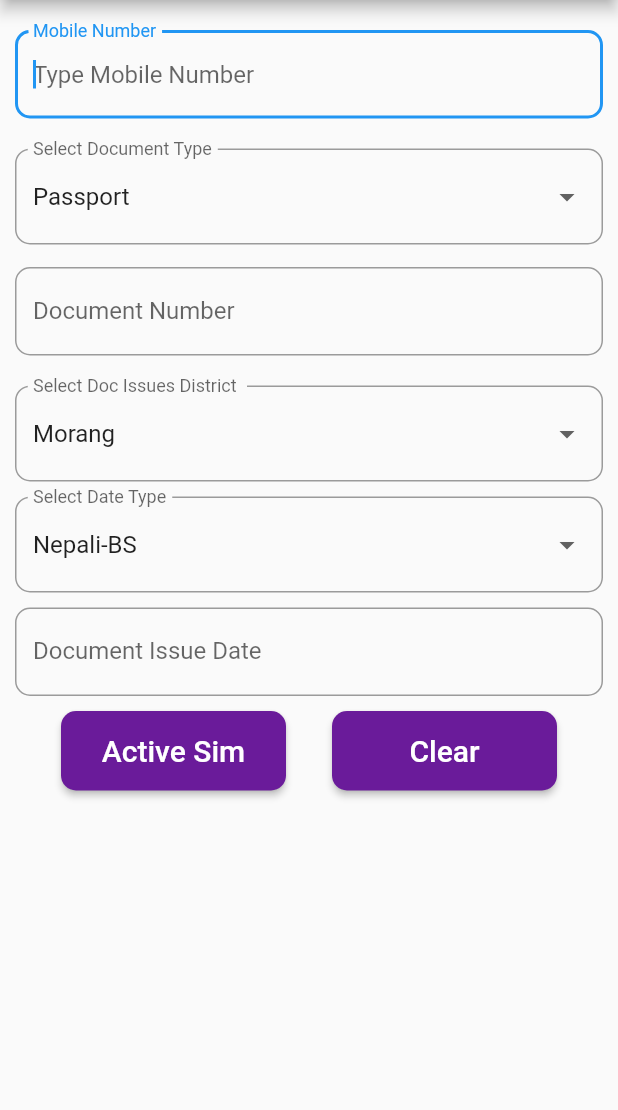
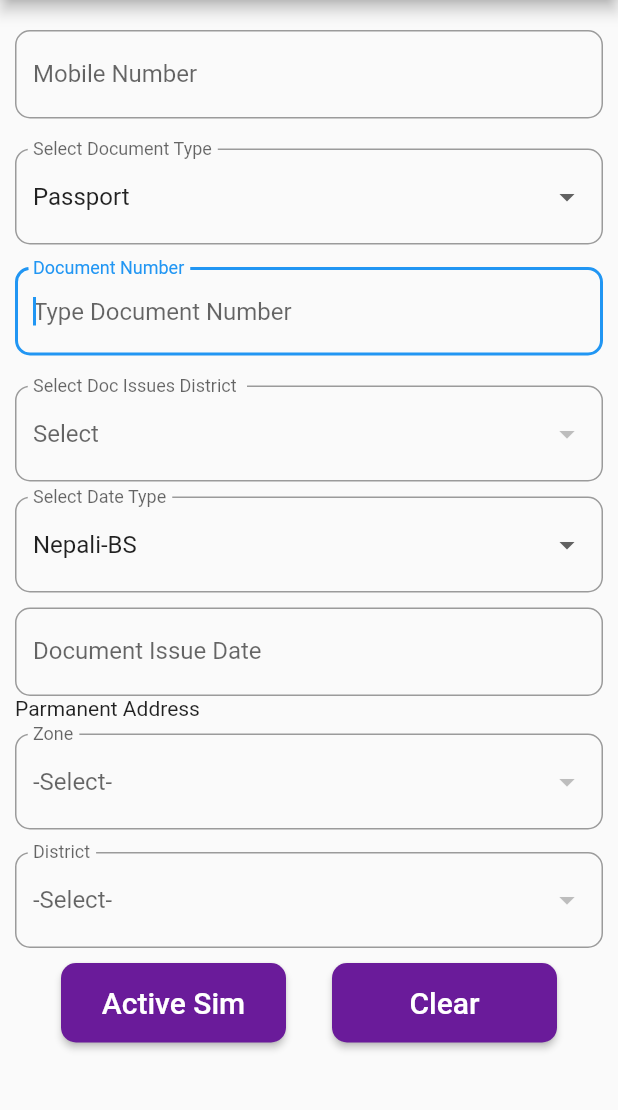
Before and after one commit to tulashiluniya/simactivator, a Flutter app: the screen it shows after launch, on a phone screen of 412 x 824 dp, the part 84-1194 px from its top. Run offline on Flutter 3.47's test engine with Material 2 defaults, Android fonts, the phone set to English and light mode, and no system bars; missing offline and left inert: flutter_sms; statements that could not run were skipped.

Commit message:
Parmanent Address with Json Added

```diff
--- /dev/null
+++ b/json/address.json
@@ -0,0 +1,41 @@
+{
+    "zone":[
+        {
+            "id":1,
+            "name":"Mechi"
+        },
+
+        {
+            "id":2,
+            "name":"Koshi"
+        }
+
+    ],
+
+    "district":[
+        {
+            "id":1,
+            "zone_id":1,
+            "name":"Jhapa"
+        },
+
+        {
+            "id":2,
+            "zone_id":1,
+            "name":"Ilam"
+        },
+
+        {
+            "id":3,
+            "zone_id":2,
+            "name":"Morang"
+        },
+        {
+            "id":4,
+            "zone_id":2,
+            "name":"Sunsari"
+        }
+
+    ]
+
+}
--- /dev/null
+++ b/lib/DropDown_Model.dart
@@ -0,0 +1,60 @@
+
+class Localization {
+  final List <Zone> zone;
+  final List <District> district;
+
+  Localization({this.zone, this.district});
+
+  factory Localization.fromJson(Map<String, dynamic> json) {
+    return Localization(
+
+
+      zone: parseZone(json),
+      district: parseDistrict(json),
+
+    );
+  }
+
+
+  static List<Zone> parseZone(zoneJson) {
+    var zlist = zoneJson['zone'] as List;
+    List<Zone> zoneList =
+      zlist.map((data) => Zone.fromJson(data)).toList();
+    return zoneList;
+  }
+
+  static List<District> parseDistrict(districtJson) {
+    var dlist = districtJson['district'] as List;
+    List<District> districtList =
+        dlist.map((data) => District.fromJson(data)).toList();
+    return districtList;
+  }
+
+
+
+}
+
+class Zone {
+  final int id;
+  final String name;
+
+  Zone({this.id, this.name});
+
+  factory Zone.fromJson(Map<String, dynamic> parsedJson){
+    return Zone(id: parsedJson['id'], name: parsedJson['name']);
+  }
+
+}
+
+class District {
+  final int id;
+  final String name;
+  final int zoneId;
+
+  District({this.id, this.name, this.zoneId});
+
+  factory District.fromJson(Map<String, dynamic> parsedJson) {
+    return District(id: parsedJson['id'], name: parsedJson['name'],  zoneId: parsedJson['zone_id']);
+  }
+
+}
--- a/lib/SimActivation.dart
+++ b/lib/SimActivation.dart
@@ -1,6 +1,10 @@
+import 'dart:convert';
+
 import 'package:flutter/material.dart';
 import 'package:flutter/services.dart';
 import 'package:flutter_sms/flutter_sms.dart';
+
+import 'DropDown_Model.dart';
 
 class SimActivation extends StatefulWidget {
   SimActivation({Key key}) : super(key: key);
@@ -11,16 +15,35 @@ class SimActivation extends StatefulWidget {
 
 class _SimActivationState extends State<SimActivation> {
   final GlobalKey<FormState> _formKeyValue = new GlobalKey<FormState>();
+
+  List zoneList = List();
+  List districtList = List();
+  List tempList = List();
+  String _zone;
+  String _district;
+
+  Future<String> loadStatesProvincesFromFile() async {
+    return await rootBundle.loadString('json/address.json');
+  }
+
+  Future<String> _populateDropdown() async {
+    String getPlaces = await loadStatesProvincesFromFile();
+    final jsonResponse = json.decode(getPlaces);
+
+    Localization places = new Localization.fromJson(jsonResponse);
+
+    setState(() {
+      zoneList = places.zone;
+      districtList = places.district;
+    });
+  }
+
   //sms message and receiver number
-
-List<String> _phone=["9988"];
-
-
+  List<String> _phone = ["9988"];
 
   void _sendSMS(String _message, List<String> _phone) async {
     try {
-      String _result =
-          await sendSMS(message: _message, recipients: _phone);
+      String _result = await sendSMS(message: _message, recipients: _phone);
       setState(() => _message = _result);
     } catch (error) {
       setState(() => _message = error.toString());
@@ -34,23 +57,27 @@ void _sendSMS(String _message, List<String> _phone) async {
   //list of docs types
   var _docTypeList = ["Passport", "Citizenship", "License", "Voter ID"];
   var _currentSelectedDocType = "Passport";
-  var _docTypeValue="0";
+  var _docTypeValue = "0";
 
   //List of Issue District
-  var _issueDistrictList = ["Morang", "Jhapa"];
+
   var _currentSelectedIssueDistrict = "Morang";
 
   //List of date types
   var _issueDateTypeList = ["Nepali-BS", "English-AD"];
   var _currentSelectedIssueDateType = "Nepali-BS";
-  var _issueDateTypeValue="N";
-
+  var _issueDateTypeValue = "N";
 
   //for changing focus
   final FocusNode _numberFocus = FocusNode();
   final FocusNode _dateFocus = FocusNode();
 
   @override
+  void initState() {
+    super.initState();
+    this._populateDropdown();
+  }
+
   Widget build(BuildContext context) {
     return Form(
       key: _formKeyValue,
@@ -67,7 +94,7 @@ void _sendSMS(String _message, List<String> _phone) async {
                   hintText: "Type Mobile Number",
                   border: OutlineInputBorder(
                       borderRadius: BorderRadius.all(Radius.circular(10.0)))),
-              autofocus: true,
+
               keyboardType: TextInputType.number,
               inputFormatters: <TextInputFormatter>[
                 LengthLimitingTextInputFormatter(10),
@@ -94,28 +121,24 @@ void _sendSMS(String _message, List<String> _phone) async {
                   value: dropdownString, child: Text(dropdownString));
             }).toList(),
             onChanged: (String newValueSelected) {
-
               setState(() {
-
                 switch (newValueSelected) {
                   case "Passport":
-                      this._docTypeValue="0";
+                    this._docTypeValue = "0";
                     break;
 
                   case "Citizenship":
-                      this._docTypeValue="1";
+                    this._docTypeValue = "1";
                     break;
                   case "License":
-                      this._docTypeValue="2";
+                    this._docTypeValue = "2";
                     break;
                   case "Voter ID":
-                      this._docTypeValue="12";
+                    this._docTypeValue = "12";
                     break;
 
                   default:
                 }
-
-
 
                 this._currentSelectedDocType = newValueSelected;
               });
@@ -151,11 +174,13 @@ void _sendSMS(String _message, List<String> _phone) async {
           DropdownButtonFormField<String>(
             decoration: InputDecoration(
                 labelText: "Select Doc Issues District ",
+                hintText: "Select",
                 border: OutlineInputBorder(
                     borderRadius: BorderRadius.all(Radius.circular(10.0)))),
-            items: _issueDistrictList.map((String dropdownIssueDate) {
+            items: districtList.map((item) {
               return DropdownMenuItem<String>(
-                  value: dropdownIssueDate, child: Text(dropdownIssueDate));
+                  value: item.name,
+                  child: Text(item.name));
             }).toList(),
             onChanged: (String newValueSelected) {
               setState(() {
@@ -181,15 +206,13 @@ void _sendSMS(String _message, List<String> _phone) async {
               setState(() {
                 switch (newValueSelected) {
                   case "Nepali-BS":
-                    this._issueDateTypeValue="N";
+                    this._issueDateTypeValue = "N";
 
                     break;
                   case "English-AD":
-                    this._issueDateTypeValue="E";
+                    this._issueDateTypeValue = "E";
                     break;
                   default:
-
-
                 }
                 this._currentSelectedIssueDateType = newValueSelected;
               });
@@ -215,59 +238,75 @@ void _sendSMS(String _message, List<String> _phone) async {
             focusNode: _dateFocus,
           ),
 
-          /*
-          Text("Parmanent Address"),
+          SizedBox(
+            child: Text("Parmanent Address"),
+            height: 25.0,
+          ),
 
-          Row(
+          //Parmanent Address Drop down List
+
+          Column(
+
               mainAxisAlignment: MainAxisAlignment.spaceBetween,
               children: <Widget>[
-
                 //Dropdown Zone
                 DropdownButtonFormField(
+
                   decoration: InputDecoration(
+                    labelText: "Zone",
+                    hintText: "-Select-",
                       border: OutlineInputBorder(
-                    borderRadius: BorderRadius.all(Radius.circular(10.0)))
-                ),
-                  items: _docTypeList.map((String dropDownZone){
 
-                    return DropdownMenuItem<String>(
-                      value: dropDownZone,
-                      child: Text(dropDownZone)
+
+                          borderRadius: BorderRadius.all(Radius.circular(10.0)))),
+                  items: zoneList.map((item) {
+                    return DropdownMenuItem(
+                      child: Text(item.name),
+                      value: item.id.toString(),
                     );
+                  }).toList(),
 
-                  }).toList(), onChanged:  (String newValueSelected) {
+
+                  onChanged: (String newValueSelected) {
                     setState(() {
-                this._currentSelectedDocType = newValueSelected;
+                      _district = null;
+                      _zone= newValueSelected;
+                      tempList= districtList.where((x)=>x.zoneId.toString()==(_zone.toString())).toList();
+
+
                     });
                   },
-            value: _currentSelectedDocType,),
+                  value: _zone,
+                ),
+                SizedBox(
+                  height: 15.0,
+                ),
+
 
                DropdownButtonFormField(
                   decoration: InputDecoration(
+                    labelText: "District",
+                    hintText: "-Select-",
                       border: OutlineInputBorder(
-                    borderRadius: BorderRadius.all(Radius.circular(10.0)))
-                ),
-                  items: _docTypeList.map((String dropDownDistrict){
+                          borderRadius: BorderRadius.all(Radius.circular(10.0)))),
 
+
+                  items: tempList.map((item) {
                     return DropdownMenuItem<String>(
-                      value: dropDownDistrict,
-                      child: Text(dropDownDistrict),
-
+                      value: item.id.toString(),
+                      child: Text(item.name),
                     );
-
-                  }).toList()
-
-                  , onChanged:  (String newValueSelected) {
+                  }).toList(),
+                  onChanged: (String newValueSelected) {
                     setState(() {
-                this._currentSelectedDocType = newValueSelected;
+                      this._district = newValueSelected;
                     });
                   },
-            value: _currentSelectedDocType,
+                  value: _district,
                 )
+              ],
 
-            ],
-          )
-           */
+          ),
 
           SizedBox(height: 10.0),
 
@@ -287,14 +326,22 @@ void _sendSMS(String _message, List<String> _phone) async {
                       decoration: BoxDecoration(),
                       child: Text("Active Sim", style: TextStyle(fontSize: 20)),
                     ),
-                  onPressed: (){_sendSMS(numberControll.text+"*"+_docTypeValue+"*"+docNumberControll.text+"*"+_currentSelectedIssueDistrict+"*"+dateControll.text+"*"+_issueDateTypeValue+"*", _phone);
-                  }
-
-
-
-
-
-                ),
+                    onPressed: () {
+                      _sendSMS(
+                          numberControll.text +
+                              "*" +
+                              _docTypeValue +
+                              "*" +
+                              docNumberControll.text +
+                              "*" +
+                              _currentSelectedIssueDistrict +
+                              "*" +
+                              dateControll.text +
+                              "*" +
+                              _issueDateTypeValue +
+                              "*",
+                          _phone);
+                    }),
               ),
               SizedBox(
                 width: 150.0,
--- a/pubspec.yaml
+++ b/pubspec.yaml
@@ -26,6 +26,7 @@ dependencies:
   # Use with the CupertinoIcons class for iOS style icons.
   cupertino_icons: ^0.1.2
   flutter_sms: ^2.0.0+2
+  http: ^0.12.0+2
 
 dev_dependencies:
   flutter_test:
@@ -44,7 +45,8 @@ flutter:
   uses-material-design: true
 
   # To add assets to your application, add an assets section, like this:
-  # assets:
+  assets:
+      - json/address.json
   #   - images/a_dot_burr.jpeg
   #   - images/a_dot_ham.jpeg
 
```
Also changed, not shown: pubspec.lock. Lines whose indentation alone changed are shown as unchanged.
